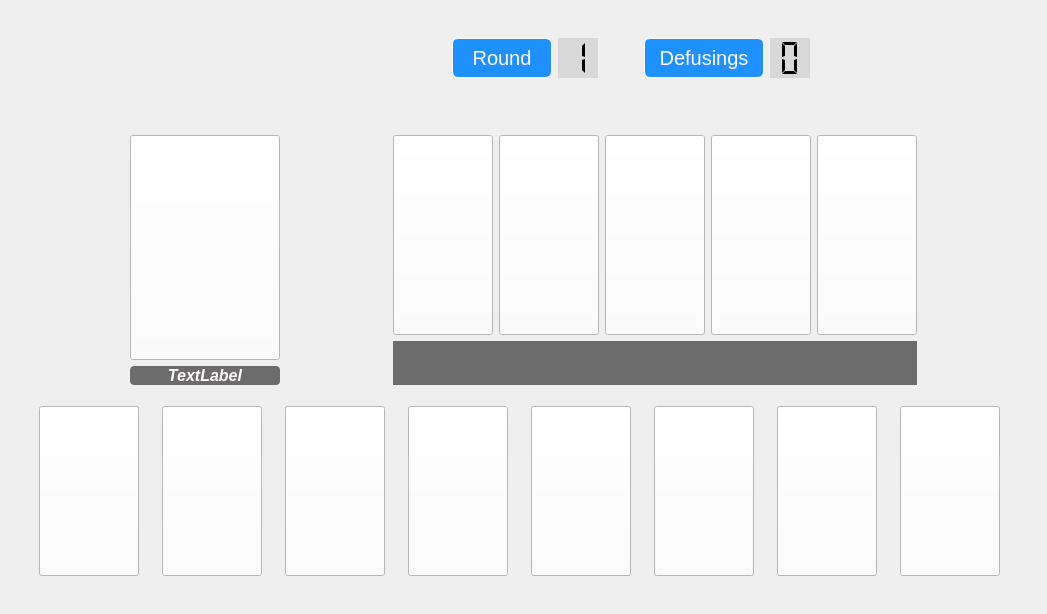
Before: the Qt Designer form ui/ui/mainwindow.ui in NadjibBelaribi/time-bomb-game, drawn with Qt 5.
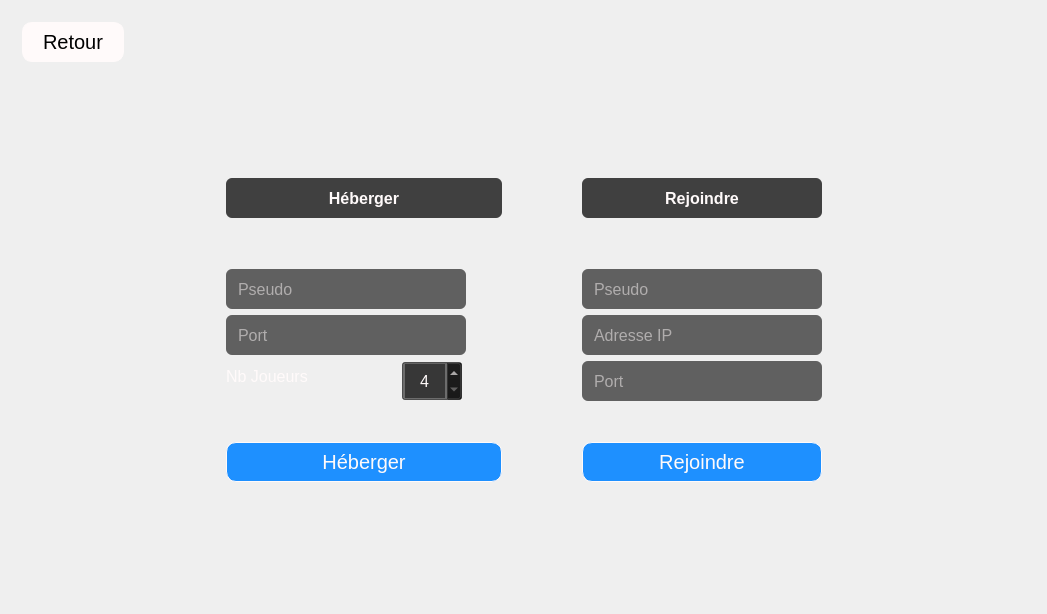
After: the same form once the commit is applied. The open tabs and pages were chosen to show the change. Icons and pictures are not drawn.

The edit to the form file:
```diff
--- a/ui/ui/mainwindow.ui
+++ b/ui/ui/mainwindow.ui
@@ -538,6 +538,561 @@
         </item>
        </layout>
       </widget>
+      <widget class="QWidget" name="networkMenu">
+       <property name="sizePolicy">
+        <sizepolicy hsizetype="Expanding" vsizetype="Expanding">
+         <horstretch>0</horstretch>
+         <verstretch>0</verstretch>
+        </sizepolicy>
+       </property>
+       <property name="maximumSize">
+        <size>
+         <width>1029</width>
+         <height>16777215</height>
+        </size>
+       </property>
+       <property name="styleSheet">
+        <string notr="true">QPushButton
+{
+	min-width: 100px;
+	height: 30px;
+	border: 1px solid snow;
+	border-radius: 10px 10px 10px 10px;
+	background-color:DodgerBlue ;
+	color:snow;
+	font-size:20px;
+}
+QPushButton:hover
+{
+	background-color:DarkSlateBlue ;
+}
+
+QLineEdit {
+height: 30px;
+padding: 6px 10px;
+background-color: rgba(80,80,80,0.9);
+border-radius: 6px;
+color: snow;
+}</string>
+       </property>
+       <layout class="QVBoxLayout" name="verticalLayout_18">
+        <item>
+         <layout class="QVBoxLayout" name="verticalLayout_14">
+          <item>
+           <widget class="QPushButton" name="networkMenuBack">
+            <property name="sizePolicy">
+             <sizepolicy hsizetype="Fixed" vsizetype="Fixed">
+              <horstretch>0</horstretch>
+              <verstretch>0</verstretch>
+             </sizepolicy>
+            </property>
+            <property name="minimumSize">
+             <size>
+              <width>150</width>
+              <height>40</height>
+             </size>
+            </property>
+            <property name="font">
+             <font>
+              <pointsize>-1</pointsize>
+              <weight>50</weight>
+              <bold>false</bold>
+             </font>
+            </property>
+            <property name="styleSheet">
+             <string notr="true">QPushButton {
+margin-right: 2em;
+background-color: snow;
+color: black;
+}
+
+QPushButton:hover {
+background-color: #DDDDDD;
+}</string>
+            </property>
+            <property name="text">
+             <string>Retour</string>
+            </property>
+           </widget>
+          </item>
+          <item>
+           <spacer name="verticalSpacer_16">
+            <property name="orientation">
+             <enum>Qt::Vertical</enum>
+            </property>
+            <property name="sizeHint" stdset="0">
+             <size>
+              <width>20</width>
+              <height>40</height>
+             </size>
+            </property>
+           </spacer>
+          </item>
+          <item>
+           <layout class="QHBoxLayout" name="horizontalLayout_2">
+            <property name="spacing">
+             <number>40</number>
+            </property>
+            <item>
+             <spacer name="horizontalSpacer_23">
+              <property name="orientation">
+               <enum>Qt::Horizontal</enum>
+              </property>
+              <property name="sizeHint" stdset="0">
+               <size>
+                <width>40</width>
+                <height>20</height>
+               </size>
+              </property>
+             </spacer>
+            </item>
+            <item>
+             <layout class="QVBoxLayout" name="verticalLayout_16">
+              <item>
+               <widget class="QLabel" name="label_4">
+                <property name="sizePolicy">
+                 <sizepolicy hsizetype="Expanding" vsizetype="Preferred">
+                  <horstretch>0</horstretch>
+                  <verstretch>0</verstretch>
+                 </sizepolicy>
+                </property>
+                <property name="minimumSize">
+                 <size>
+                  <width>0</width>
+                  <height>40</height>
+                 </size>
+                </property>
+                <property name="font">
+                 <font>
+                  <pointsize>12</pointsize>
+                  <weight>75</weight>
+                  <bold>true</bold>
+                 </font>
+                </property>
+                <property name="styleSheet">
+                 <string notr="true">background-color: rgba(20,20,20,0.8); border-radius: 6px; color: snow;</string>
+                </property>
+                <property name="text">
+                 <string>Héberger</string>
+                </property>
+                <property name="alignment">
+                 <set>Qt::AlignCenter</set>
+                </property>
+               </widget>
+              </item>
+              <item>
+               <spacer name="verticalSpacer_24">
+                <property name="orientation">
+                 <enum>Qt::Vertical</enum>
+                </property>
+                <property name="sizeHint" stdset="0">
+                 <size>
+                  <width>20</width>
+                  <height>40</height>
+                 </size>
+                </property>
+               </spacer>
+              </item>
+              <item>
+               <widget class="QLineEdit" name="lineEdit">
+                <property name="sizePolicy">
+                 <sizepolicy hsizetype="Preferred" vsizetype="Fixed">
+                  <horstretch>0</horstretch>
+                  <verstretch>0</verstretch>
+                 </sizepolicy>
+                </property>
+                <property name="minimumSize">
+                 <size>
+                  <width>240</width>
+                  <height>40</height>
+                 </size>
+                </property>
+                <property name="maximumSize">
+                 <size>
+                  <width>200</width>
+                  <height>30</height>
+                 </size>
+                </property>
+                <property name="font">
+                 <font>
+                  <pointsize>12</pointsize>
+                 </font>
+                </property>
+                <property name="placeholderText">
+                 <string>Pseudo</string>
+                </property>
+               </widget>
+              </item>
+              <item>
+               <widget class="QLineEdit" name="lineEdit_4">
+                <property name="sizePolicy">
+                 <sizepolicy hsizetype="Preferred" vsizetype="Fixed">
+                  <horstretch>0</horstretch>
+                  <verstretch>0</verstretch>
+                 </sizepolicy>
+                </property>
+                <property name="minimumSize">
+                 <size>
+                  <width>240</width>
+                  <height>40</height>
+                 </size>
+                </property>
+                <property name="maximumSize">
+                 <size>
+                  <width>200</width>
+                  <height>30</height>
+                 </size>
+                </property>
+                <property name="font">
+                 <font>
+                  <pointsize>12</pointsize>
+                 </font>
+                </property>
+                <property name="placeholderText">
+                 <string>Port</string>
+                </property>
+               </widget>
+              </item>
+              <item>
+               <layout class="QHBoxLayout" name="horizontalLayout_8">
+                <item>
+                 <widget class="QLabel" name="label_6">
+                  <property name="minimumSize">
+                   <size>
+                    <width>170</width>
+                    <height>0</height>
+                   </size>
+                  </property>
+                  <property name="maximumSize">
+                   <size>
+                    <width>170</width>
+                    <height>16777215</height>
+                   </size>
+                  </property>
+                  <property name="font">
+                   <font>
+                    <pointsize>12</pointsize>
+                   </font>
+                  </property>
+                  <property name="styleSheet">
+                   <string notr="true">color: snow;</string>
+                  </property>
+                  <property name="text">
+                   <string>Nb Joueurs</string>
+                  </property>
+                 </widget>
+                </item>
+                <item>
+                 <widget class="QSpinBox" name="spinBox">
+                  <property name="sizePolicy">
+                   <sizepolicy hsizetype="Preferred" vsizetype="Fixed">
+                    <horstretch>0</horstretch>
+                    <verstretch>0</verstretch>
+                   </sizepolicy>
+                  </property>
+                  <property name="minimumSize">
+                   <size>
+                    <width>60</width>
+                    <height>40</height>
+                   </size>
+                  </property>
+                  <property name="maximumSize">
+                   <size>
+                    <width>100</width>
+                    <height>30</height>
+                   </size>
+                  </property>
+                  <property name="font">
+                   <font>
+                    <pointsize>12</pointsize>
+                    <weight>50</weight>
+                    <bold>false</bold>
+                   </font>
+                  </property>
+                  <property name="styleSheet">
+                   <string notr="true">background-color: rgba(20,20,20,0.6); color: snow;</string>
+                  </property>
+                  <property name="alignment">
+                   <set>Qt::AlignCenter</set>
+                  </property>
+                  <property name="minimum">
+                   <number>4</number>
+                  </property>
+                  <property name="maximum">
+                   <number>8</number>
+                  </property>
+                 </widget>
+                </item>
+                <item>
+                 <spacer name="horizontalSpacer_17">
+                  <property name="orientation">
+                   <enum>Qt::Horizontal</enum>
+                  </property>
+                  <property name="sizeHint" stdset="0">
+                   <size>
+                    <width>40</width>
+                    <height>20</height>
+                   </size>
+                  </property>
+                 </spacer>
+                </item>
+               </layout>
+              </item>
+              <item>
+               <spacer name="verticalSpacer_22">
+                <property name="orientation">
+                 <enum>Qt::Vertical</enum>
+                </property>
+                <property name="sizeHint" stdset="0">
+                 <size>
+                  <width>20</width>
+                  <height>40</height>
+                 </size>
+                </property>
+               </spacer>
+              </item>
+              <item>
+               <widget class="QPushButton" name="networkHostGo">
+                <property name="minimumSize">
+                 <size>
+                  <width>102</width>
+                  <height>40</height>
+                 </size>
+                </property>
+                <property name="font">
+                 <font>
+                  <pointsize>-1</pointsize>
+                  <weight>50</weight>
+                  <bold>false</bold>
+                 </font>
+                </property>
+                <property name="text">
+                 <string>Héberger</string>
+                </property>
+               </widget>
+              </item>
+             </layout>
+            </item>
+            <item>
+             <spacer name="horizontalSpacer_22">
+              <property name="orientation">
+               <enum>Qt::Horizontal</enum>
+              </property>
+              <property name="sizeType">
+               <enum>QSizePolicy::Ignored</enum>
+              </property>
+              <property name="sizeHint" stdset="0">
+               <size>
+                <width>40</width>
+                <height>20</height>
+               </size>
+              </property>
+             </spacer>
+            </item>
+            <item>
+             <layout class="QVBoxLayout" name="verticalLayout_17">
+              <item>
+               <widget class="QLabel" name="label_5">
+                <property name="sizePolicy">
+                 <sizepolicy hsizetype="Expanding" vsizetype="Preferred">
+                  <horstretch>0</horstretch>
+                  <verstretch>0</verstretch>
+                 </sizepolicy>
+                </property>
+                <property name="minimumSize">
+                 <size>
+                  <width>0</width>
+                  <height>40</height>
+                 </size>
+                </property>
+                <property name="font">
+                 <font>
+                  <pointsize>12</pointsize>
+                  <weight>75</weight>
+                  <bold>true</bold>
+                 </font>
+                </property>
+                <property name="styleSheet">
+                 <string notr="true">background-color: rgba(20,20,20,0.8); border-radius: 6px; color: snow;</string>
+                </property>
+                <property name="text">
+                 <string>Rejoindre</string>
+                </property>
+                <property name="alignment">
+                 <set>Qt::AlignCenter</set>
+                </property>
+               </widget>
+              </item>
+              <item>
+               <spacer name="verticalSpacer_25">
+                <property name="orientation">
+                 <enum>Qt::Vertical</enum>
+                </property>
+                <property name="sizeHint" stdset="0">
+                 <size>
+                  <width>20</width>
+                  <height>40</height>
+                 </size>
+                </property>
+               </spacer>
+              </item>
+              <item>
+               <widget class="QLineEdit" name="lineEdit_2">
+                <property name="sizePolicy">
+                 <sizepolicy hsizetype="Preferred" vsizetype="Fixed">
+                  <horstretch>0</horstretch>
+                  <verstretch>0</verstretch>
+                 </sizepolicy>
+                </property>
+                <property name="minimumSize">
+                 <size>
+                  <width>240</width>
+                  <height>40</height>
+                 </size>
+                </property>
+                <property name="maximumSize">
+                 <size>
+                  <width>200</width>
+                  <height>30</height>
+                 </size>
+                </property>
+                <property name="font">
+                 <font>
+                  <pointsize>12</pointsize>
+                 </font>
+                </property>
+                <property name="placeholderText">
+                 <string>Pseudo</string>
+                </property>
+               </widget>
+              </item>
+              <item>
+               <widget class="QLineEdit" name="lineEdit_3">
+                <property name="sizePolicy">
+                 <sizepolicy hsizetype="Preferred" vsizetype="Fixed">
+                  <horstretch>0</horstretch>
+                  <verstretch>0</verstretch>
+                 </sizepolicy>
+                </property>
+                <property name="minimumSize">
+                 <size>
+                  <width>240</width>
+                  <height>40</height>
+                 </size>
+                </property>
+                <property name="maximumSize">
+                 <size>
+                  <width>200</width>
+                  <height>30</height>
+                 </size>
+                </property>
+                <property name="font">
+                 <font>
+                  <pointsize>12</pointsize>
+                 </font>
+                </property>
+                <property name="placeholderText">
+                 <string>Adresse IP</string>
+                </property>
+               </widget>
+              </item>
+              <item>
+               <widget class="QLineEdit" name="lineEdit_5">
+                <property name="sizePolicy">
+                 <sizepolicy hsizetype="Preferred" vsizetype="Fixed">
+                  <horstretch>0</horstretch>
+                  <verstretch>0</verstretch>
+                 </sizepolicy>
+                </property>
+                <property name="minimumSize">
+                 <size>
+                  <width>240</width>
+                  <height>40</height>
+                 </size>
+                </property>
+                <property name="maximumSize">
+                 <size>
+                  <width>200</width>
+                  <height>30</height>
+                 </size>
+                </property>
+                <property name="font">
+                 <font>
+                  <pointsize>12</pointsize>
+                 </font>
+                </property>
+                <property name="placeholderText">
+                 <string>Port</string>
+                </property>
+               </widget>
+              </item>
+              <item>
+               <spacer name="verticalSpacer_23">
+                <property name="orientation">
+                 <enum>Qt::Vertical</enum>
+                </property>
+                <property name="sizeHint" stdset="0">
+                 <size>
+                  <width>20</width>
+                  <height>40</height>
+                 </size>
+                </property>
+               </spacer>
+              </item>
+              <item>
+               <widget class="QPushButton" name="networkJoinGo">
+                <property name="minimumSize">
+                 <size>
+                  <width>102</width>
+                  <height>40</height>
+                 </size>
+                </property>
+                <property name="font">
+                 <font>
+                  <pointsize>-1</pointsize>
+                  <weight>50</weight>
+                  <bold>false</bold>
+                 </font>
+                </property>
+                <property name="text">
+                 <string>Rejoindre</string>
+                </property>
+               </widget>
+              </item>
+             </layout>
+            </item>
+            <item>
+             <spacer name="horizontalSpacer_24">
+              <property name="orientation">
+               <enum>Qt::Horizontal</enum>
+              </property>
+              <property name="sizeHint" stdset="0">
+               <size>
+                <width>40</width>
+                <height>20</height>
+               </size>
+              </property>
+             </spacer>
+            </item>
+           </layout>
+          </item>
+          <item>
+           <spacer name="verticalSpacer_18">
+            <property name="orientation">
+             <enum>Qt::Vertical</enum>
+            </property>
+            <property name="sizeHint" stdset="0">
+             <size>
+              <width>20</width>
+              <height>40</height>
+             </size>
+            </property>
+           </spacer>
+          </item>
+         </layout>
+        </item>
+       </layout>
+      </widget>
       <widget class="QWidget" name="board">
        <layout class="QVBoxLayout" name="verticalLayout_5">
         <item>
```
Left out of the diff: 157 changed lines with no effect on the pictures.
